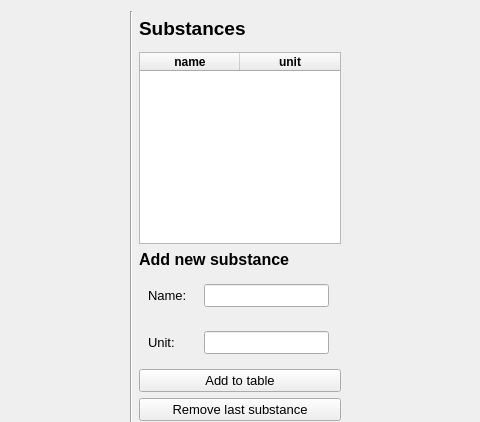
Above: threedi_models_and_simulations/ui/simulation_wizard/page_substances.ui from nens/threedi-api-qgis-client before the change; both pictures show x 87 to 567 and y 0 to 422 of the 1000 by 750 pixel window. Below: the same form after it.
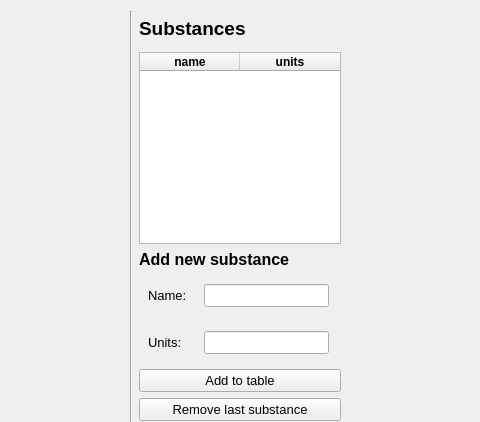
That is the form after the change.

```diff
--- a/threedi_models_and_simulations/ui/simulation_wizard/page_substances.ui
+++ b/threedi_models_and_simulations/ui/simulation_wizard/page_substances.ui
@@ -65,7 +65,7 @@
          </size>
         </property>
         <property name="text">
-         <string>Unit:</string>
+         <string>Units:</string>
         </property>
        </widget>
       </item>
@@ -245,7 +245,7 @@
      </column>
      <column>
       <property name="text">
-       <string>unit</string>
+       <string>units</string>
       </property>
       <property name="font">
        <font>
```
Left out of the diff: 4 changed lines with no effect on the pictures.
